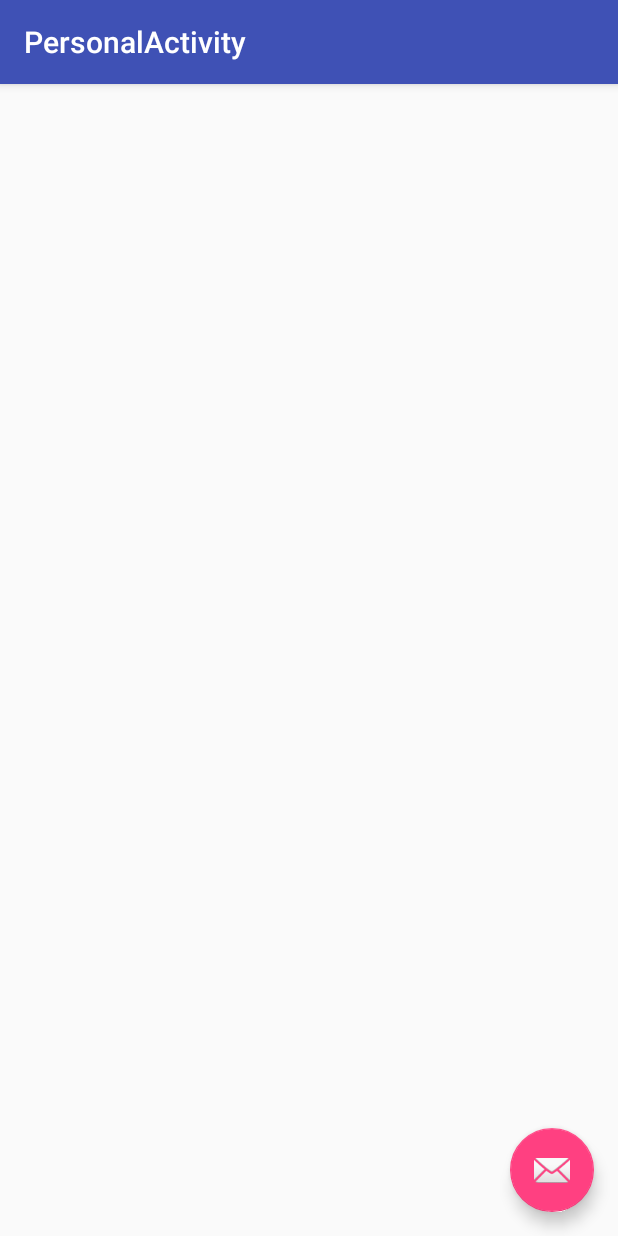
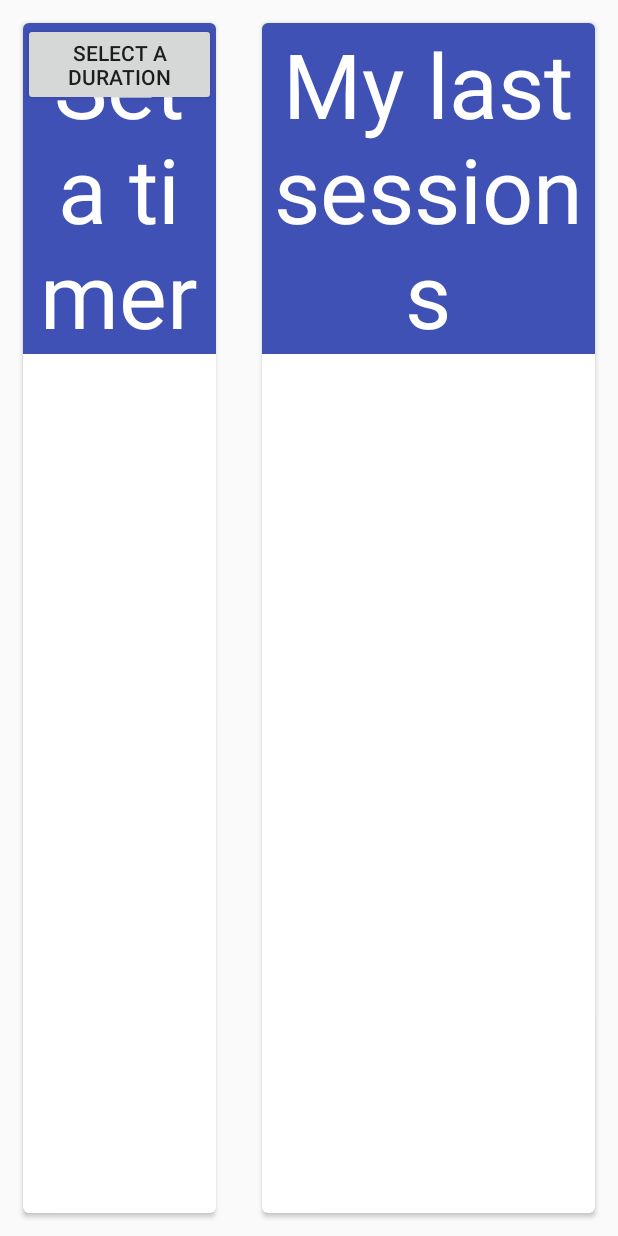
Before and after one commit to CyrilNb/HackTheSauna, an Android app: the PersonalActivity screen opened directly, with no data from a screen before it, on a phone screen of 412 x 824 dp. Run offline under Robolectric (Android 15) with nearby library versions, the phone set to English and light mode, and no system bars; libraries missing offline, so code that uses them is left out: com.codetroopers.betterpickers.

```diff
--- a/app/build.gradle
+++ b/app/build.gradle
@@ -29,4 +29,5 @@ dependencies {
     androidTestImplementation 'com.android.support.test:runner:1.0.2'
     androidTestImplementation 'com.android.support.test.espresso:espresso-core:3.0.2'
     implementation 'in.unicodelabs.sorbh:kdgaugeview:1.0.0'
+    implementation 'com.code-troopers.betterpickers:library:3.1.0'
 }
--- a/app/src/main/java/hackjunction2018/c2c/hackthesauna/PersonalActivity.java
+++ b/app/src/main/java/hackjunction2018/c2c/hackthesauna/PersonalActivity.java
@@ -6,8 +6,13 @@ import android.support.design.widget.Snackbar;
 import android.support.v7.app.AppCompatActivity;
 import android.support.v7.widget.Toolbar;
 import android.view.View;
+import android.widget.Button;
+
+import com.codetroopers.betterpickers.hmspicker.HmsPickerBuilder;
 
 public class PersonalActivity extends AppCompatActivity {
+
+    Button mButtonTimer;
 
     @Override
     protected void onCreate(Bundle savedInstanceState) {
@@ -16,14 +21,20 @@ public class PersonalActivity extends AppCompatActivity {
         Toolbar toolbar = (Toolbar) findViewById(R.id.toolbar);
         setSupportActionBar(toolbar);
 
-        FloatingActionButton fab = (FloatingActionButton) findViewById(R.id.fab);
-        fab.setOnClickListener(new View.OnClickListener() {
+        mButtonTimer = findViewById(R.id.button_select_timer);
+
+        mButtonTimer.setOnClickListener(new View.OnClickListener() {
             @Override
-            public void onClick(View view) {
-                Snackbar.make(view, "Replace with your own action", Snackbar.LENGTH_LONG)
-                        .setAction("Action", null).show();
+            public void onClick(View v) {
+                HmsPickerBuilder hpb = new HmsPickerBuilder()
+                        .setFragmentManager(getSupportFragmentManager())
+                        .setStyleResId(R.style.BetterPickersDialogFragment);
+                hpb.show();
             }
         });
+
     }
 
+
+
 }
--- a/app/src/main/res/layout/activity_personal.xml
+++ b/app/src/main/res/layout/activity_personal.xml
@@ -1,33 +1,73 @@
 <?xml version="1.0" encoding="utf-8"?>
-<android.support.design.widget.CoordinatorLayout xmlns:android="http://schemas.android.com/apk/res/android"
+<android.support.constraint.ConstraintLayout xmlns:android="http://schemas.android.com/apk/res/android"
     xmlns:app="http://schemas.android.com/apk/res-auto"
     xmlns:tools="http://schemas.android.com/tools"
     android:layout_width="match_parent"
     android:layout_height="match_parent"
-    tools:context="hackjunction2018.c2c.hackthesauna.PersonalActivity">
+    app:layout_behavior="@string/appbar_scrolling_view_behavior"
+    tools:context="hackjunction2018.c2c.hackthesauna.PersonalActivity"
+    tools:showIn="@layout/activity_personal">
 
-    <android.support.design.widget.AppBarLayout
+    <LinearLayout
         android:layout_width="match_parent"
-        android:layout_height="wrap_content"
-        android:theme="@style/AppTheme.AppBarOverlay">
+        android:layout_height="match_parent"
+        android:orientation="horizontal"
+        android:weightSum="2">
 
-        <android.support.v7.widget.Toolbar
-            android:id="@+id/toolbar"
-            android:layout_width="match_parent"
-            android:layout_height="?attr/actionBarSize"
-            android:background="?attr/colorPrimary"
-            app:popupTheme="@style/AppTheme.PopupOverlay" />
+        <android.support.v7.widget.CardView
+            xmlns:card_view="http://schemas.android.com/apk/res-auto"
+            android:id="@+id/card_view_timer"
+            android:layout_gravity="center"
+            android:layout_width="wrap_content"
+            android:layout_height="match_parent"
+            card_view:cardCornerRadius="4dp"
+            android:layout_weight="1"
+            android:layout_margin="15dp"
+            card_view:cardPreventCornerOverlap="false"
+            android:background="@color/white">
 
-    </android.support.design.widget.AppBarLayout>
+            <TextView
+                android:layout_width="match_parent"
+                android:layout_height="wrap_content"
+                android:text="Set a timer"
+                android:textAlignment="center"
+                android:textSize="60sp"
+                android:textColor="@color/white"
+                android:background="@color/colorPrimary"/>
 
-    <include layout="@layout/content_personal" />
+            <Button
+                android:id="@+id/button_select_timer"
+                android:layout_width="wrap_content"
+                android:layout_height="wrap_content"
+                android:text="Select a duration"/>
 
-    <android.support.design.widget.FloatingActionButton
-        android:id="@+id/fab"
-        android:layout_width="wrap_content"
-        android:layout_height="wrap_content"
-        android:layout_gravity="bottom|end"
-        android:layout_margin="@dimen/fab_margin"
-        app:srcCompat="@android:drawable/ic_dialog_email" />
+        </android.support.v7.widget.CardView>
 
-</android.support.design.widget.CoordinatorLayout>
+        <android.support.v7.widget.CardView
+            xmlns:card_view="http://schemas.android.com/apk/res-auto"
+            android:id="@+id/card_view_sessions"
+            android:layout_gravity="center"
+            android:layout_width="wrap_content"
+            android:layout_height="match_parent"
+            card_view:cardCornerRadius="4dp"
+            android:layout_weight="1"
+            android:layout_margin="15dp"
+            card_view:cardPreventCornerOverlap="false"
+            android:background="@color/white">
+
+            <TextView
+                android:layout_width="match_parent"
+                android:layout_height="wrap_content"
+                android:text="My last sessions"
+                android:textAlignment="center"
+                android:textSize="60sp"
+                android:textColor="@color/white"
+                android:background="@color/colorPrimary"/>
+
+
+
+        </android.support.v7.widget.CardView>
+
+    </LinearLayout>
+
+</android.support.constraint.ConstraintLayout>
```
Also changed, not shown: app/src/main/res/anim/slide_in.xml (added, +7 -0 lines), app/src/main/res/anim/slide_out.xml (added, +7 -0 lines), app/src/main/res/layout/content_personal.xml (+62 -0 lines).
